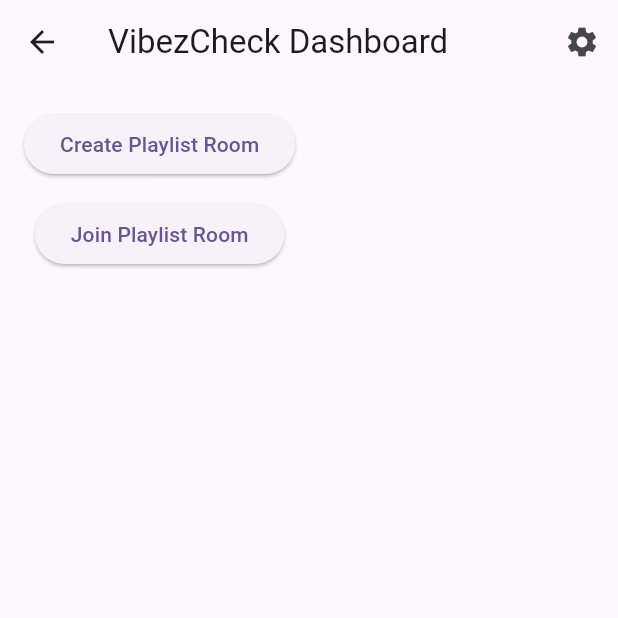
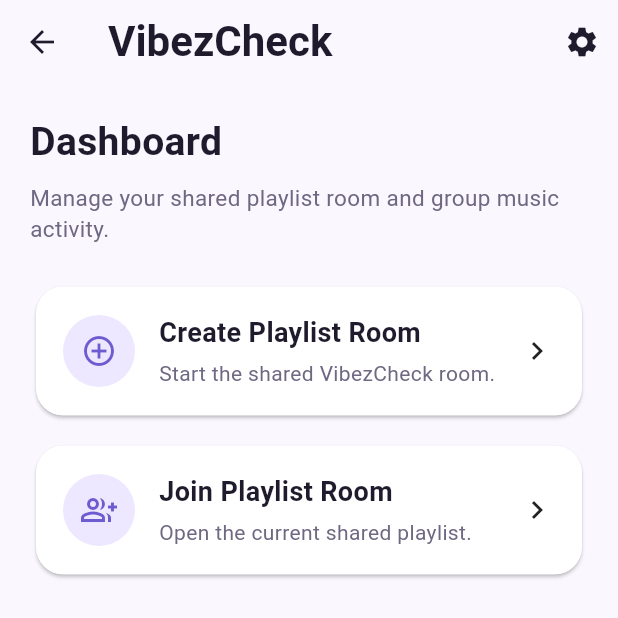
Before and after one commit to raifnjie/VibezCheck_App_Project2, a Flutter app: the DashboardScreen screen opened by its route, on a phone screen of 412 x 824 dp, the top half of it. Run offline on Flutter 3.47's test engine with Material 3 defaults, Android fonts, the phone set to English and light mode, and no system bars; our stand-ins replace cloud_firestore, firebase_auth, firebase_core, firebase_messaging, firebase_storage; accounts and stored records are empty; generated files the repository leaves out were written again.

Commit message:
Improved app theme splash and dashboard UI

```diff
--- a/lib/screens/dashboard_screen.dart
+++ b/lib/screens/dashboard_screen.dart
@@ -3,11 +3,62 @@
 class DashboardScreen extends StatelessWidget {
   const DashboardScreen({super.key});
 
+  Widget dashboardCard({
+    required IconData icon,
+    required String title,
+    required String subtitle,
+    required VoidCallback onTap,
+  }) {
+    return Card(
+      child: InkWell(
+        borderRadius: BorderRadius.circular(18),
+        onTap: onTap,
+        child: Padding(
+          padding: const EdgeInsets.all(18),
+          child: Row(
+            children: [
+              CircleAvatar(
+                radius: 24,
+                backgroundColor: const Color(0xFFEDE7FF),
+                child: Icon(icon, color: const Color(0xFF6D5BD0)),
+              ),
+              const SizedBox(width: 16),
+              Expanded(
+                child: Column(
+                  crossAxisAlignment: CrossAxisAlignment.start,
+                  children: [
+                    Text(
+                      title,
+                      style: const TextStyle(
+                        fontSize: 18,
+                        fontWeight: FontWeight.w700,
+                        color: Color(0xFF1F1B2D),
+                      ),
+                    ),
+                    const SizedBox(height: 4),
+                    Text(
+                      subtitle,
+                      style: const TextStyle(
+                        fontSize: 14,
+                        color: Color(0xFF6F6882),
+                      ),
+                    ),
+                  ],
+                ),
+              ),
+              const Icon(Icons.chevron_right),
+            ],
+          ),
+        ),
+      ),
+    );
+  }
+
   @override
   Widget build(BuildContext context) {
     return Scaffold(
       appBar: AppBar(
-        title: const Text('VibezCheck Dashboard'),
+        title: const Text('VibezCheck'),
         actions: [
           IconButton(
             onPressed: () {
@@ -17,24 +68,49 @@
           ),
         ],
       ),
-      body: Padding(
-        padding: const EdgeInsets.all(16),
+      body: SafeArea(
+        child: Padding(
+          padding: const EdgeInsets.all(20),
           child: Column(
+            crossAxisAlignment: CrossAxisAlignment.start,
             children: [
-            ElevatedButton(
-              onPressed: () {
+              const Text(
+                'Dashboard',
+                style: TextStyle(
+                  fontSize: 26,
+                  fontWeight: FontWeight.bold,
+                  color: Color(0xFF1F1B2D),
+                ),
+              ),
+              const SizedBox(height: 8),
+              const Text(
+                'Manage your shared playlist room and group music activity.',
+                style: TextStyle(
+                  fontSize: 15,
+                  color: Color(0xFF6F6882),
+                  height: 1.4,
+                ),
+              ),
+              const SizedBox(height: 24),
+              dashboardCard(
+                icon: Icons.add_circle_outline,
+                title: 'Create Playlist Room',
+                subtitle: 'Start the shared VibezCheck room.',
+                onTap: () {
                   Navigator.pushNamed(context, '/playlist');
                 },
-              child: const Text('Create Playlist Room'),
               ),
               const SizedBox(height: 12),
-            ElevatedButton(
-              onPressed: () {
+              dashboardCard(
+                icon: Icons.group_add_outlined,
+                title: 'Join Playlist Room',
+                subtitle: 'Open the current shared playlist.',
+                onTap: () {
                   Navigator.pushNamed(context, '/playlist');
                 },
-              child: const Text('Join Playlist Room'),
               ),
             ],
+          ),
         ),
       ),
     );
```
Also changed, not shown: lib/main.dart (+51 -1 lines), lib/screens/splash_screen.dart (+42 -6 lines). Lines whose indentation alone changed are shown as unchanged.
